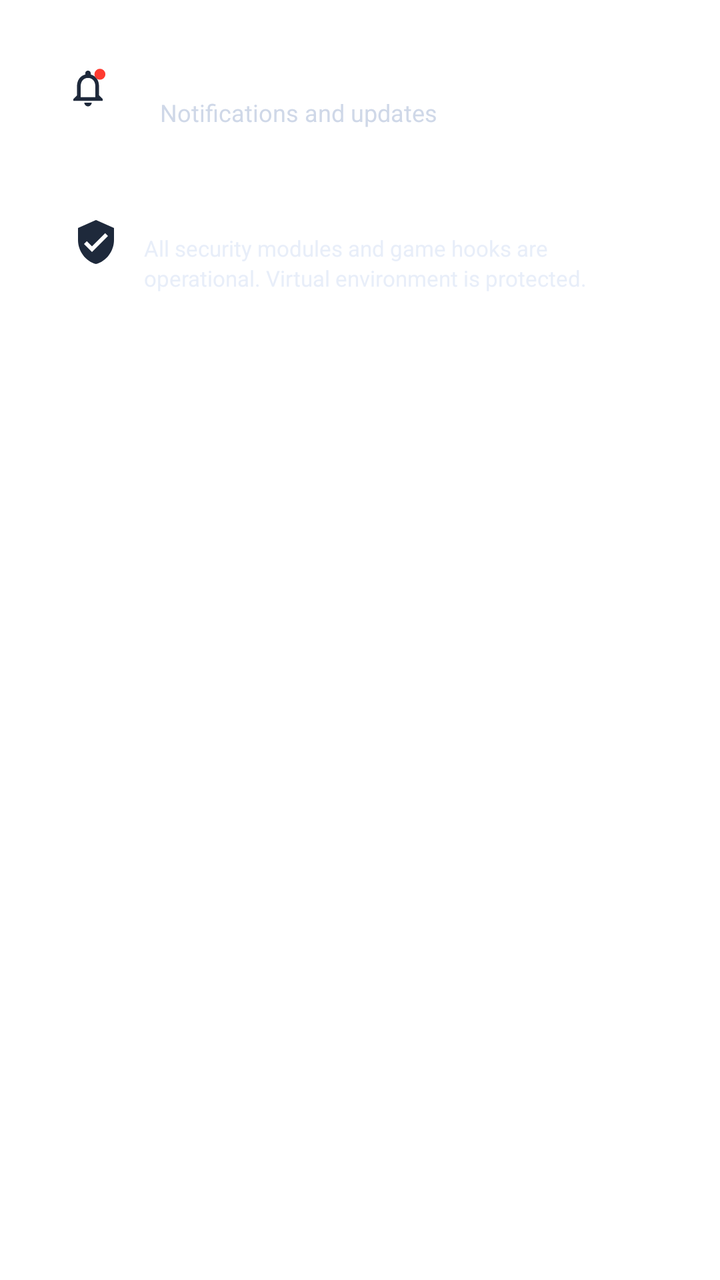
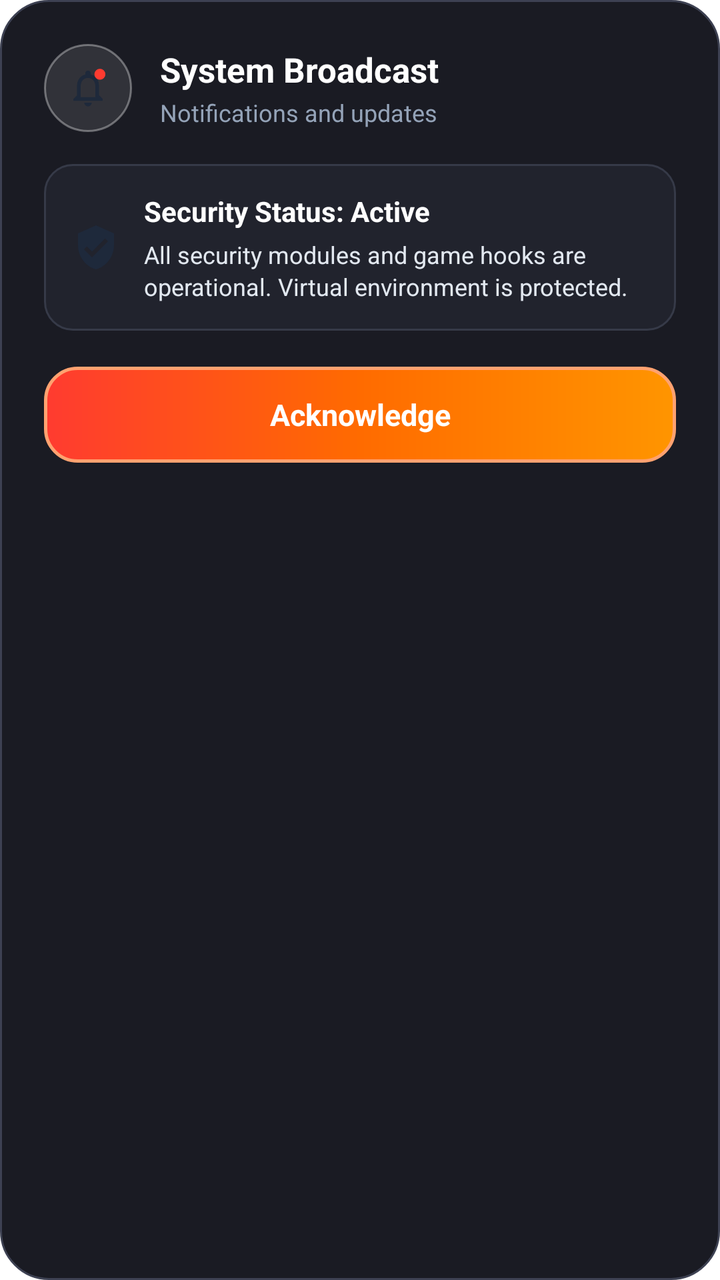

Before-and-after screenshots of an Android layout around one commit, followed by the original layout XML and the change that was made.
<!-- AndroidManifest.xml: application theme Theme.RdxLoader -->
<!-- res/layout/dialog_notifications.xml -->
<?xml version="1.0" encoding="utf-8"?>
<LinearLayout xmlns:android="http://schemas.android.com/apk/res/android"
    android:layout_width="match_parent"
    android:layout_height="wrap_content"
    android:layout_marginStart="20dp"
    android:layout_marginEnd="20dp"
    android:background="@drawable/bg_rdx_glass"
    android:orientation="vertical"
    android:padding="22dp">

    
    <LinearLayout
        android:layout_width="match_parent"
        android:layout_height="wrap_content"
        android:orientation="horizontal"
        android:gravity="center_vertical"
        android:layout_marginBottom="16dp">

        <FrameLayout
            android:layout_width="44dp"
            android:layout_height="44dp"
            android:background="@drawable/bg_rdx_glass_icon">

            <ImageView
                android:layout_width="22dp"
                android:layout_height="22dp"
                android:layout_gravity="center"
                android:src="@drawable/ic_bell"
                android:contentDescription="Notifications" />
        </FrameLayout>

        <LinearLayout
            android:layout_width="0dp"
            android:layout_height="wrap_content"
            android:layout_weight="1"
            android:orientation="vertical"
            android:layout_marginStart="14dp">

            <TextView
                android:layout_width="wrap_content"
                android:layout_height="wrap_content"
                android:text="System Broadcast"
                android:textColor="#FFFFFF"
                android:textSize="17sp"
                android:textStyle="bold" />

            <TextView
                android:layout_width="wrap_content"
                android:layout_height="wrap_content"
                android:text="Notifications and updates"
                android:textColor="#CFD8E8"
                android:textSize="12sp"
                android:layout_marginTop="2dp" />
        </LinearLayout>
    </LinearLayout>

    
    <LinearLayout
        android:layout_width="match_parent"
        android:layout_height="wrap_content"
        android:background="@drawable/bg_rdx_glass"
        android:orientation="horizontal"
        android:gravity="center_vertical"
        android:padding="14dp"
        android:layout_marginBottom="18dp">

        <ImageView
            android:layout_width="24dp"
            android:layout_height="24dp"
            android:src="@drawable/ic_shield_check"
            android:contentDescription="@null" />

        <LinearLayout
            android:layout_width="0dp"
            android:layout_height="wrap_content"
            android:layout_weight="1"
            android:orientation="vertical"
            android:layout_marginStart="12dp">

            <TextView
                android:layout_width="wrap_content"
                android:layout_height="wrap_content"
                android:text="Security Status: Active"
                android:textColor="#FFFFFF"
                android:textSize="13sp"
                android:textStyle="bold" />

            <TextView
                android:layout_width="wrap_content"
                android:layout_height="wrap_content"
                android:text="All security modules and game hooks are operational. Virtual environment is protected."
                android:textColor="#E8EEF9"
                android:textSize="11sp"
                android:layout_marginTop="3dp"
                android:lineSpacingExtra="2dp" />
        </LinearLayout>
    </LinearLayout>

    
    <TextView
        android:id="@+id/btnDismissNotification"
        android:layout_width="match_parent"
        android:layout_height="48dp"
        android:background="@drawable/bg_rdx_glass_button"
        android:gravity="center"
        android:text="Acknowledge"
        android:textColor="#FFFFFF"
        android:textSize="14sp"
        android:textStyle="bold"
        android:clickable="true"
        android:focusable="true" />

</LinearLayout>
<!-- resources referenced by this layout -->
<resources>
  <!-- drawable bg_rdx_glass (drawable) -->
  <?xml version="1.0" encoding="utf-8"?>
  <shape xmlns:android="http://schemas.android.com/apk/res/android"
      android:shape="rectangle">
      <gradient
          android:angle="270"
          android:endColor="#08FFFFFF"
          android:startColor="#24FFFFFF" />
      <stroke
          android:width="1dp"
          android:color="#33FFFFFF" />
      <corners android:radius="18dp" />
      <padding
          android:bottom="2dp"
          android:left="2dp"
          android:right="2dp"
          android:top="2dp" />
  </shape>
  <!-- drawable bg_rdx_glass_button (drawable) -->
  <?xml version="1.0" encoding="utf-8"?>
  <ripple xmlns:android="http://schemas.android.com/apk/res/android"
      android:color="#66FFFFFF">
      <item>
          <shape android:shape="rectangle">
              <gradient
                  android:angle="270"
                  android:endColor="#12FFFFFF"
                  android:startColor="#33FFFFFF" />
              <stroke
                  android:width="1dp"
                  android:color="#66FFFFFF" />
              <corners android:radius="14dp" />
          </shape>
      </item>
  </ripple>
  <!-- drawable bg_rdx_glass_icon (drawable) -->
  <?xml version="1.0" encoding="utf-8"?>
  <ripple xmlns:android="http://schemas.android.com/apk/res/android"
      android:color="#66FFFFFF">
      <item>
          <shape android:shape="oval">
              <solid android:color="#1AFFFFFF" />
              <stroke
                  android:width="1dp"
                  android:color="#59FFFFFF" />
          </shape>
      </item>
  </ripple>
  <!-- drawable ic_bell (drawable) -->
  <vector xmlns:android="http://schemas.android.com/apk/res/android"
      android:width="24dp"
      android:height="24dp"
      android:viewportWidth="24"
      android:viewportHeight="24">
      
      <path
          android:fillColor="#FF1E293B"
          android:pathData="M12,22c1.1,0 2,-0.9 2,-2h-4c0,1.1 0.9,2 2,2zm6,-6v-5c0,-3.07 -1.63,-5.64 -4.5,-6.32V4c0,-0.83 -0.67,-1.5 -1.5,-1.5s-1.5,0.67 -1.5,1.5v0.68C7.64,5.36 6,7.92 6,11v5l-2,2v1h16v-1l-2,-2zm-2,1H8v-6c0,-2.48 1.51,-4.5 4,-4.5s4,2.02 4,4.5v6z" />
      
      <path
          android:fillColor="#FFFF3B30"
          android:pathData="M18.5,4.5m-3,0a3,3 0,1 1,6 0a3,3 0,1 1,-6 0" />
  </vector>
  <!-- drawable ic_shield_check (drawable) -->
  <vector xmlns:android="http://schemas.android.com/apk/res/android"
      android:width="24dp"
      android:height="24dp"
      android:viewportWidth="24"
      android:viewportHeight="24">
      <path
          android:fillColor="#FF1E293B"
          android:pathData="M12,1L3,5v6c0,5.55 3.84,10.74 9,12 5.16,-1.26 9,-6.45 9,-12V5l-9,-4zm-2,16l-4,-4 1.41,-1.41L10,14.17l6.59,-6.59L18,9l-8,8z" />
  </vector>
  <style name="Theme.RdxLoader" parent="Theme.AppCompat.Light.NoActionBar">
          <item name="android:windowBackground">@android:color/transparent</item>
          <item name="colorPrimary">#0B1220</item>
          <item name="colorAccent">#34D399</item>
          <item name="android:statusBarColor">@android:color/transparent</item>
          <item name="android:navigationBarColor">@android:color/transparent</item>
          <item name="android:windowLightStatusBar">false</item>
      </style>
</resources>

<!-- the commit's change to res/layout/dialog_notifications.xml (unified diff, before → after) -->
@@ -4,7 +4,7 @@
     android:layout_height="wrap_content"
     android:layout_marginStart="20dp"
     android:layout_marginEnd="20dp"
-    android:background="@drawable/bg_rdx_glass"
+    android:background="@drawable/bg_dark_frosted_dialog"
     android:orientation="vertical"
     android:padding="22dp">
 
@@ -48,7 +48,7 @@
                 android:layout_width="wrap_content"
                 android:layout_height="wrap_content"
                 android:text="Notifications and updates"
-                android:textColor="#CFD8E8"
+                android:textColor="#94A3B8"
                 android:textSize="12sp"
                 android:layout_marginTop="2dp" />
         </LinearLayout>
@@ -58,7 +58,7 @@
     <LinearLayout
         android:layout_width="match_parent"
         android:layout_height="wrap_content"
-        android:background="@drawable/bg_rdx_glass"
+        android:background="@drawable/bg_dark_dialog_card"
         android:orientation="horizontal"
         android:gravity="center_vertical"
         android:padding="14dp"
@@ -82,16 +82,16 @@
                 android:layout_height="wrap_content"
                 android:text="Security Status: Active"
                 android:textColor="#FFFFFF"
-                android:textSize="13sp"
+                android:textSize="14sp"
                 android:textStyle="bold" />
 
             <TextView
                 android:layout_width="wrap_content"
                 android:layout_height="wrap_content"
                 android:text="All security modules and game hooks are operational. Virtual environment is protected."
-                android:textColor="#E8EEF9"
-                android:textSize="11sp"
-                android:layout_marginTop="3dp"
+                android:textColor="#E2E8F0"
+                android:textSize="12sp"
+                android:layout_marginTop="4dp"
                 android:lineSpacingExtra="2dp" />
         </LinearLayout>
     </LinearLayout>
@@ -101,11 +101,11 @@
         android:id="@+id/btnDismissNotification"
         android:layout_width="match_parent"
         android:layout_height="48dp"
-        android:background="@drawable/bg_rdx_glass_button"
+        android:background="@drawable/bg_rdx_btn_primary"
         android:gravity="center"
         android:text="Acknowledge"
         android:textColor="#FFFFFF"
-        android:textSize="14sp"
+        android:textSize="15sp"
         android:textStyle="bold"
         android:clickable="true"
         android:focusable="true" />
<!-- resource entries referenced after the edit -->
@@ -1,37 +1,40 @@
 <!-- resources referenced by this layout -->
 <resources>
-  <!-- drawable bg_rdx_glass (drawable) -->
+  <!-- drawable bg_dark_dialog_card (drawable) -->
   <?xml version="1.0" encoding="utf-8"?>
   <shape xmlns:android="http://schemas.android.com/apk/res/android"
       android:shape="rectangle">
-      <gradient
-          android:angle="270"
-          android:endColor="#08FFFFFF"
-          android:startColor="#24FFFFFF" />
+      <solid android:color="#21232D" />
       <stroke
           android:width="1dp"
-          android:color="#33FFFFFF" />
-      <corners android:radius="18dp" />
-      <padding
-          android:bottom="2dp"
-          android:left="2dp"
-          android:right="2dp"
-          android:top="2dp" />
+          android:color="#363A48" />
+      <corners android:radius="14dp" />
   </shape>
-  <!-- drawable bg_rdx_glass_button (drawable) -->
+  <!-- drawable bg_dark_frosted_dialog (drawable) -->
+  <?xml version="1.0" encoding="utf-8"?>
+  <shape xmlns:android="http://schemas.android.com/apk/res/android"
+      android:shape="rectangle">
+      <solid android:color="#F814151D" />
+      <stroke
+          android:width="1dp"
+          android:color="#3D4152" />
+      <corners android:radius="24dp" />
+  </shape>
+  <!-- drawable bg_rdx_btn_primary (drawable) -->
   <?xml version="1.0" encoding="utf-8"?>
   <ripple xmlns:android="http://schemas.android.com/apk/res/android"
-      android:color="#66FFFFFF">
+      android:color="#44FFFFFF">
       <item>
           <shape android:shape="rectangle">
               <gradient
-                  android:angle="270"
-                  android:endColor="#12FFFFFF"
-                  android:startColor="#33FFFFFF" />
+                  android:angle="0"
+                  android:startColor="#FF3B30"
+                  android:centerColor="#FF6B00"
+                  android:endColor="#FF9500" />
               <stroke
-                  android:width="1dp"
-                  android:color="#66FFFFFF" />
-              <corners android:radius="14dp" />
+                  android:width="1.5dp"
+                  android:color="#FFA270" />
+              <corners android:radius="16dp" />
           </shape>
       </item>
   </ripple>
